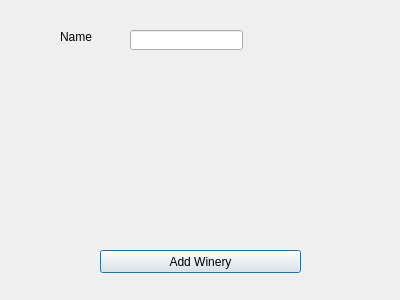
Qt form newwinery.ui (tyler949/CS1D-FirstPorject) before a commit.
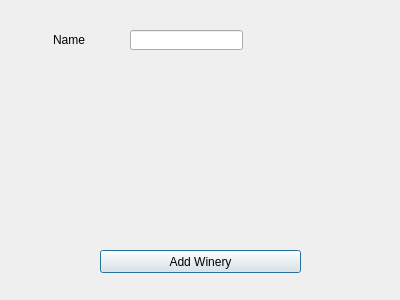
The same form after that commit.

Commit message: connected the add winery screen

```diff
--- a/newwinery.ui
+++ b/newwinery.ui
@@ -16,10 +16,10 @@
   <widget class="QLabel" name="label">
    <property name="geometry">
     <rect>
-     <x>60</x>
+     <x>53</x>
      <y>30</y>
-     <width>46</width>
-     <height>13</height>
+     <width>61</width>
+     <height>20</height>
     </rect>
    </property>
    <property name="text">
```
The commit also changes 5 other files.
